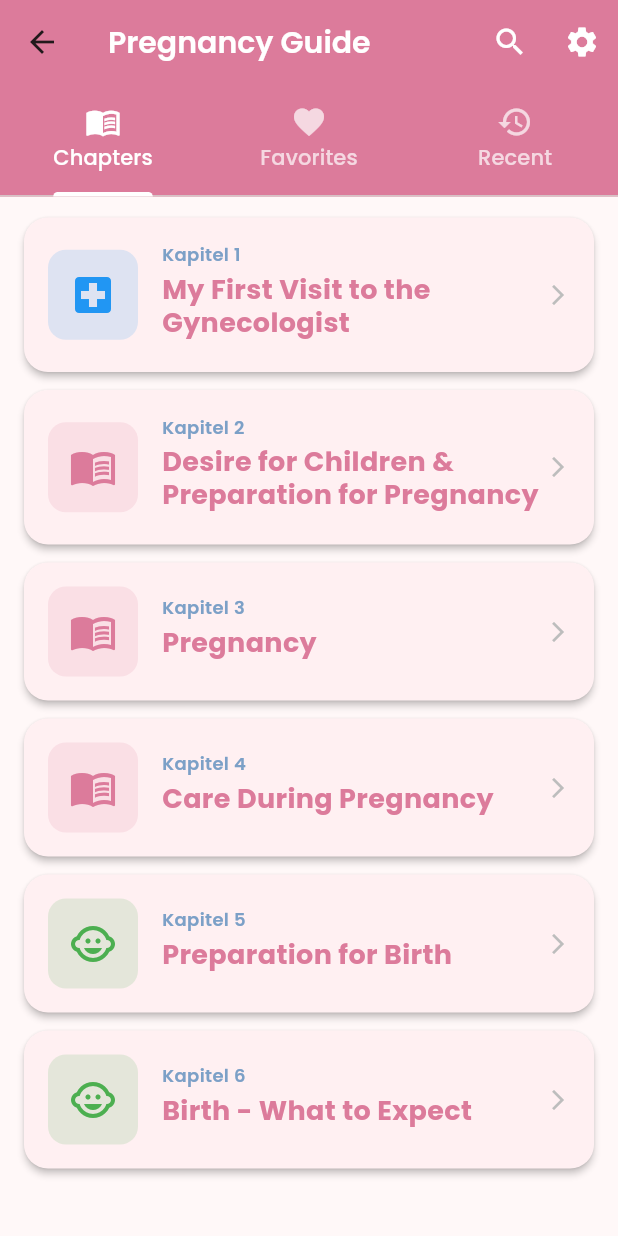
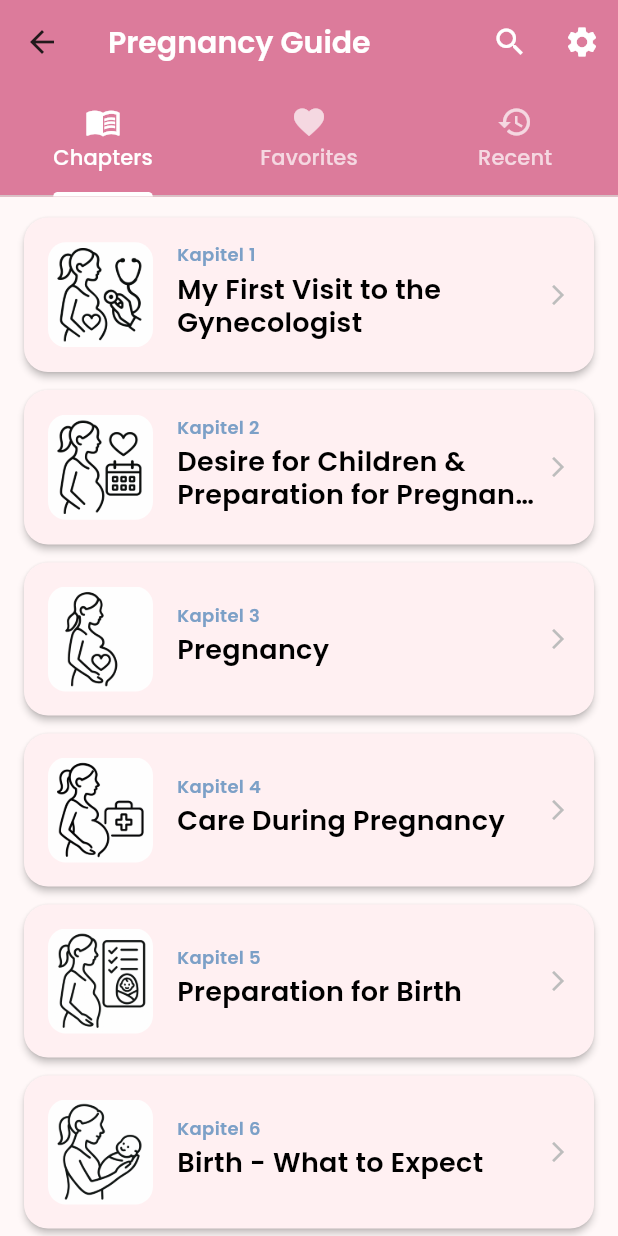
Before and after one commit to Matti-Arewa/mypd-arewa-health, a Flutter app: the GuideScreen screen opened directly, on a phone screen of 412 x 824 dp. Run offline on Flutter 3.47's test engine with Material 3 defaults, Android fonts, the phone set to English and light mode, and no system bars; our stand-ins replace chewie, connectivity_plus, fl_chart, flutter_local_notifications, hive, hive_flutter and 5 more; accounts and stored records are empty.

Commit message:
Removed Bloat

```diff
--- a/lib/widgets/chapter_list_item.dart
+++ b/lib/widgets/chapter_list_item.dart
@@ -2,10 +2,21 @@
 import 'package:flutter/material.dart';
 import '../models/content_model.dart';
 import '../utils/app_theme.dart';
+import 'package:flutter/foundation.dart';
 
 class ChapterListItem extends StatelessWidget {
   final ContentSection section;
   final VoidCallback onTap;
+
+  // Definiere eine Map für die Kapitelbilder
+  static final Map<String, String> chapterImages = {
+    'chapter1': 'assets/icons/chapter1.png',
+    'chapter2': 'assets/icons/chapter2.png',
+    'chapter3': 'assets/icons/chapter3.png',
+    'chapter4': 'assets/icons/chapter4.png',
+    'chapter5': 'assets/icons/chapter5.png',
+    'chapter6': 'assets/icons/chapter6.png',
+  };
 
   const ChapterListItem({
     super.key,
@@ -22,6 +33,13 @@ class ChapterListItem extends StatelessWidget {
     final chapterNumber = section.id.replaceAll(RegExp(r'[^0-9]'), '');
     final chapterLabel = "Kapitel $chapterNumber";
 
+    // Verwende den Eintrag aus der Map oder einen Fallback
+    final String imagePath = chapterImages[section.id] ?? 'assets/icons/default.png';
+
+    if (kDebugMode) {
+      print("Section ID: ${section.id}, Using image path: $imagePath");
+    }
+
     return Card(
       margin: const EdgeInsets.symmetric(
         vertical: 6,
@@ -36,26 +54,36 @@ class ChapterListItem extends StatelessWidget {
         borderRadius: BorderRadius.circular(16),
         child: Padding(
           padding: EdgeInsets.all(isSmallScreen ? 12 : 16),
-          child: Column(
-            crossAxisAlignment: CrossAxisAlignment.start,
-            children: [
-              Row(
+          child: Row(
             crossAxisAlignment: CrossAxisAlignment.center,
             children: [
-                  // Use an icon instead of an image
-                  Container(
-                    width: isSmallScreen ? 50 : 60,
-                    height: isSmallScreen ? 50 : 60,
+              // Entferne den Container und verwende stattdessen ClipRRect für abgerundete Ecken
+              ClipRRect(
+                borderRadius: BorderRadius.circular(12),
+                child: Image.asset(
+                  imagePath,
+                  width: isSmallScreen ? 60 : 70, // Größeres Bild
+                  height: isSmallScreen ? 60 : 70, // Größeres Bild
+                  fit: BoxFit.cover, // Bild füllt den verfügbaren Raum
+                  errorBuilder: (context, error, stackTrace) {
+                    if (kDebugMode) {
+                      print("Error loading image '$imagePath': $error");
+                    }
+                    // Fallback-Icon mit Container für Hintergrundfarbe
+                    return Container(
+                      width: isSmallScreen ? 60 : 70,
+                      height: isSmallScreen ? 60 : 70,
                       decoration: BoxDecoration(
                         color: _getColorForSection(section.title).withOpacity(0.15),
                         borderRadius: BorderRadius.circular(12),
                       ),
-                    child: Center(
                       child: Icon(
-                        _getIconForSection(section.title),
-                        size: isSmallScreen ? 28 : 32,
+                        Icons.book_outlined,
+                        size: isSmallScreen ? 32 : 36,
                         color: _getColorForSection(section.title),
                       ),
+                    );
+                  },
                 ),
               ),
               SizedBox(width: isSmallScreen ? 12 : 16),
@@ -76,15 +104,14 @@ class ChapterListItem extends StatelessWidget {
                       section.title,
                       style: TextStyle(
                         fontSize: isSmallScreen ? 16 : 18,
-                            fontWeight: FontWeight.bold,
-                            color: AppTheme.primaryColor,
+                        fontWeight: FontWeight.w600,
+                        color: Colors.black,
                         height: 1.2,
                       ),
                       maxLines: 2,
                       overflow: TextOverflow.ellipsis,
                     ),
                     const SizedBox(height: 6),
-
                   ],
                 ),
               ),
@@ -95,36 +122,9 @@ class ChapterListItem extends StatelessWidget {
               ),
             ],
           ),
-            ],
-          ),
         ),
       ),
     );
-  }
-
-
-  IconData _getIconForSection(String title) {
-    final titleLower = title.toLowerCase();
-
-    if (titleLower.contains('visit') || titleLower.contains('practice')) {
-      return Icons.local_hospital;
-    } else if (titleLower.contains('body') || titleLower.contains('anatomy')) {
-      return Icons.woman;
-    } else if (titleLower.contains('birth') || titleLower.contains('delivery')) {
-      return Icons.child_care;
-    } else if (titleLower.contains('nutrition') || titleLower.contains('diet')) {
-      return Icons.restaurant;
-    } else if (titleLower.contains('exercise') || titleLower.contains('fitness')) {
-      return Icons.fitness_center;
-    } else if (titleLower.contains('health') || titleLower.contains('wellness')) {
-      return Icons.favorite;
-    } else if (titleLower.contains('trimester') || titleLower.contains('stages')) {
-      return Icons.timeline;
-    } else if (titleLower.contains('prepare') || titleLower.contains('planning')) {
-      return Icons.event_note;
-    } else {
-      return Icons.menu_book;
-    }
   }
 
   Color _getColorForSection(String title) {
```
Also changed, not shown: lib/utils/sample_data_de.dart (+6 -6 lines), lib/utils/sample_data_en.dart (+6 -6 lines), lib/utils/sample_data_fr.dart (+6 -6 lines), assets/icons/chapter1.png (added), assets/icons/chapter2.png (added), assets/icons/chapter3.png (added), assets/icons/chapter4.png (added), assets/icons/chapter5.png (added), assets/icons/chapter6.png (added). Lines whose indentation alone changed are shown as unchanged.
